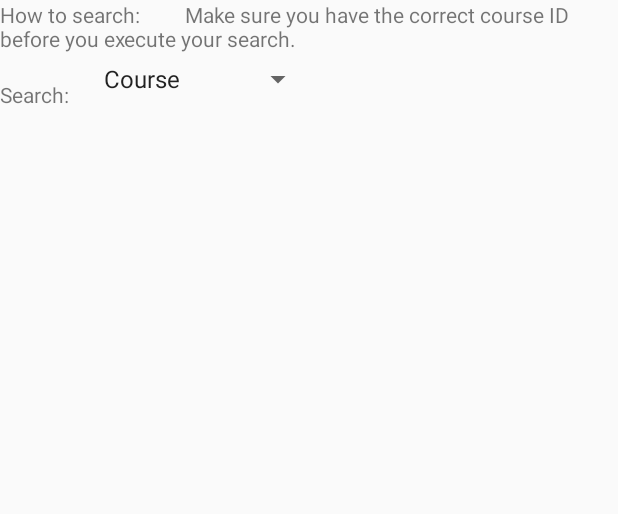
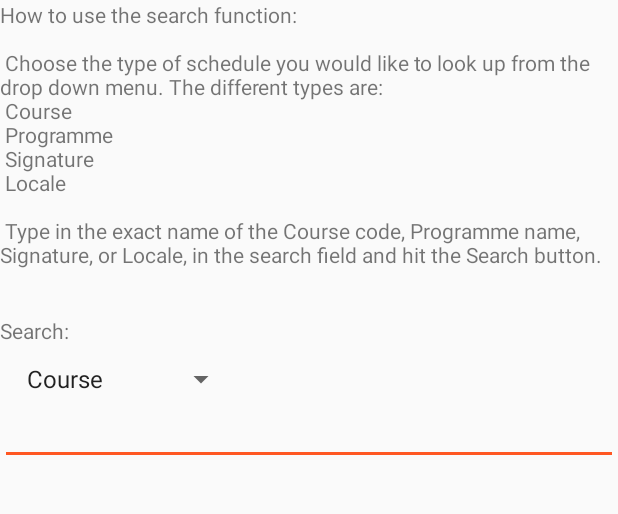
Before and after one commit to orbh/Anagenda, an Android app: the SearchActivity screen opened directly, with no data from a screen before it, on a phone screen of 412 x 824 dp, the part 84-598 px from its top. Run offline under Robolectric (Android 15) with nearby library versions, the phone set to English and light mode, and no system bars.

Commit message:
Tatt bort hårdkåååd

```diff
--- a/app/src/main/java/myschedule/myschedule/Activities/SearchActivity.java
+++ b/app/src/main/java/myschedule/myschedule/Activities/SearchActivity.java
@@ -27,6 +27,7 @@ public class SearchActivity extends AppCompatActivity implements AdapterView.OnI
     Spinner spinner;
     TextView textView;
     TextView textViewInfo;
+    EditText editText;
 
     //EditText editText1;
     //EditText editText2;
@@ -50,12 +51,8 @@ public class SearchActivity extends AppCompatActivity implements AdapterView.OnI
         // Spinner click listener
         spinner.setOnItemSelectedListener(this);
 
-        //editText1 = (EditText) findViewById(R.id.search_Course);
-        //editText2 = (EditText) findViewById(R.id.search_Locale);
-        //editText3 = (EditText) findViewById(R.id.search_Programme);
-        //editText4 = (EditText) findViewById(R.id.search_Signature);
-
-
+        //Search field
+        editText = (EditText) findViewById(R.id.search_schedule);
 
 
         // Spinner Drop down elements
--- a/app/src/main/res/layout/searchactivity_layout.xml
+++ b/app/src/main/res/layout/searchactivity_layout.xml
@@ -14,64 +14,33 @@
         android:id="@+id/searchinfo"
         android:layout_height="wrap_content"
         android:layout_width="wrap_content"
-        android:text="How to search:
-        Make sure you have the correct course ID before you execute your search."/>
+        android:text="@string/search_info"/>
 
-    <LinearLayout
-        android:orientation="horizontal"
-        android:layout_width="wrap_content"
-        android:layout_height="match_parent">
 
     <TextView
         android:id="@+id/searchText"
         android:layout_width="fill_parent"
         android:layout_height="wrap_content"
         android:layout_marginTop="15dip"
-        android:text="Search:"
+        android:text="@string/search_text"
         android:layout_marginBottom="5dp"
         android:layout_marginRight="5dp"/>
 
     <Spinner
         android:id="@+id/spinner"
-        android:layout_width="fill_parent"
+        android:layout_width="wrap_content"
         android:layout_height="wrap_content"
         android:layout_marginLeft="10dp"
         android:layout_marginTop="5dp"
         android:prompt="@string/spinner_title"/>
 
 
-    <!--<EditText
-        android:id="@+id/search_Course"
+
+    <EditText
+        android:id="@+id/search_schedule"
         android:layout_width="fill_parent"
         android:layout_height="wrap_content"
-        android:hint="@string/search_hint"
         android:inputType="text"
         android:imeOptions="actionSearch" />
 
-    <EditText
-        android:id="@+id/search_Programme"
-        android:layout_width="fill_parent"
-        android:layout_height="wrap_content"
-        android:hint="@string/search_hint"
-        android:inputType="text"
-        android:imeOptions="actionSearch" />
-
-    <EditText
-        android:id="@+id/search_Signature"
-        android:layout_width="fill_parent"
-        android:layout_height="wrap_content"
-        android:hint="@string/search_hint"
-        android:inputType="text"
-        android:imeOptions="actionSearch" />
-
-    <EditText
-        android:id="@+id/search_Locale"
-        android:layout_width="fill_parent"
-        android:layout_height="wrap_content"
-        android:hint="@string/search_hint"
-        android:inputType="text"
-        android:imeOptions="actionSearch" />
--->
-
-    </LinearLayout>
 </LinearLayout>
--- a/app/src/main/res/values/strings.xml
+++ b/app/src/main/res/values/strings.xml
@@ -76,6 +76,11 @@
         <string name="saved_schedules_coursecode">Code</string>
         <string name="saved_schedules_icon_description">Icon</string>
 
+    <!-- Search Schedule -->
+    <string name="search_info">How to use the search function:
+    \n \n Choose the type of schedule you would like to look up from the drop down menu. The different types are: \n Course \n Programme \n Signature \n Locale \n \n Type in the exact name of the Course code, Programme name, Signature, or Locale, in the search field and hit the Search button. \n </string>
+    <string name="search_text">Search:</string>
+
     <!-- Toasts -->
     <string name="toast_saved_schedule">Saved</string>
     <string name ="toast_delete_schedule">Deleted</string>
```
Also changed, not shown: 1 other file.
